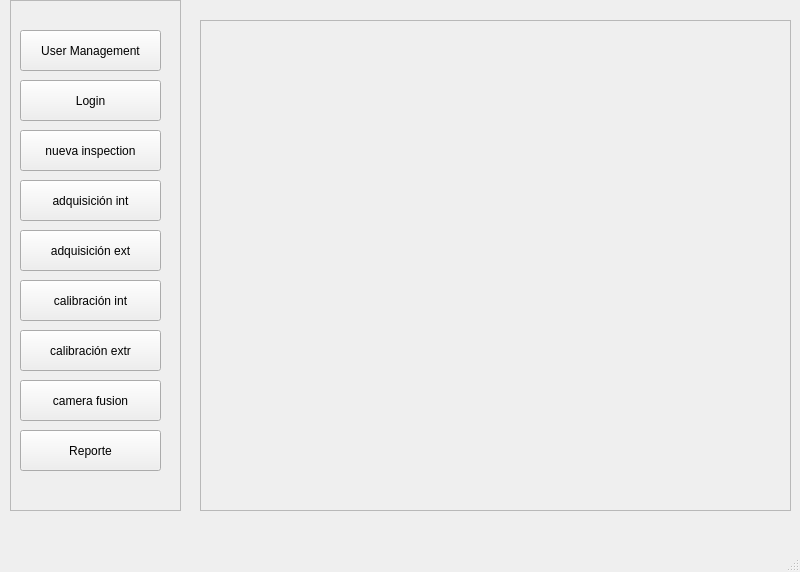
This is src/views/inspection.ui in Jjat00/Deptherm-Inspection as Qt 5 draws it before an edit. The edited form follows.
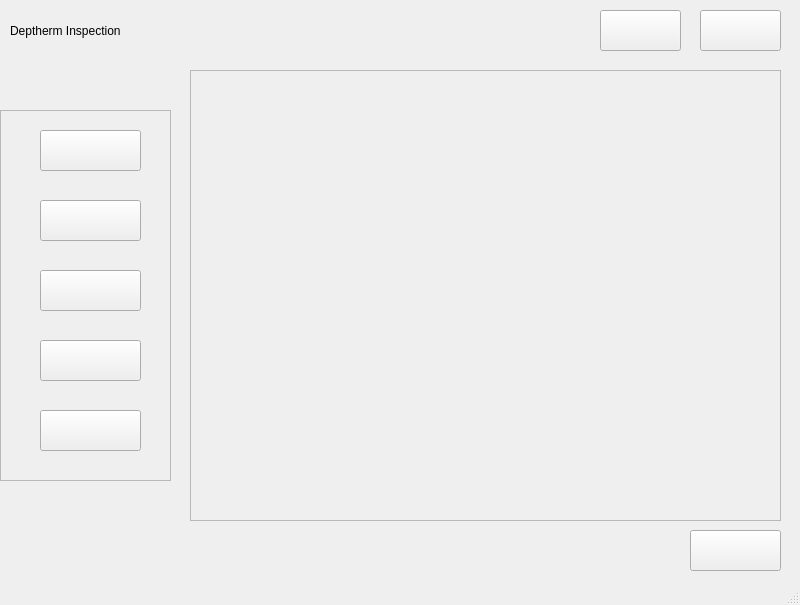
This is the edited form.

Commit message: add controller user management

```diff
--- a/src/views/inspection.ui
+++ b/src/views/inspection.ui
@@ -7,7 +7,7 @@
     <x>0</x>
     <y>0</y>
     <width>800</width>
-    <height>572</height>
+    <height>605</height>
    </rect>
   </property>
   <property name="windowTitle">
@@ -17,10 +17,10 @@
    <widget class="QFrame" name="frame">
     <property name="geometry">
      <rect>
-      <x>10</x>
-      <y>0</y>
+      <x>0</x>
+      <y>110</y>
       <width>171</width>
-      <height>511</height>
+      <height>371</height>
      </rect>
     </property>
     <property name="frameShape">
@@ -32,128 +32,76 @@
     <widget class="QPushButton" name="pushButton">
      <property name="geometry">
       <rect>
-       <x>10</x>
-       <y>130</y>
-       <width>141</width>
+       <x>40</x>
+       <y>20</y>
+       <width>101</width>
        <height>41</height>
       </rect>
      </property>
      <property name="text">
-      <string>nueva inspection</string>
+      <string/>
      </property>
     </widget>
     <widget class="QPushButton" name="pushButton_2">
      <property name="geometry">
       <rect>
-       <x>10</x>
-       <y>180</y>
-       <width>141</width>
+       <x>40</x>
+       <y>90</y>
+       <width>101</width>
        <height>41</height>
       </rect>
      </property>
      <property name="text">
-      <string>adquisición int</string>
+      <string/>
      </property>
     </widget>
     <widget class="QPushButton" name="pushButton_3">
      <property name="geometry">
       <rect>
-       <x>10</x>
+       <x>40</x>
+       <y>160</y>
+       <width>101</width>
+       <height>41</height>
+      </rect>
+     </property>
+     <property name="text">
+      <string/>
+     </property>
+    </widget>
+    <widget class="QPushButton" name="buttonCameraFusion">
+     <property name="geometry">
+      <rect>
+       <x>40</x>
        <y>230</y>
-       <width>141</width>
+       <width>101</width>
        <height>41</height>
       </rect>
      </property>
      <property name="text">
-      <string>adquisición ext</string>
-     </property>
-    </widget>
-    <widget class="QPushButton" name="pushButton_4">
-     <property name="geometry">
-      <rect>
-       <x>10</x>
-       <y>280</y>
-       <width>141</width>
-       <height>41</height>
-      </rect>
-     </property>
-     <property name="text">
-      <string>calibración int</string>
-     </property>
-    </widget>
-    <widget class="QPushButton" name="pushButton_5">
-     <property name="geometry">
-      <rect>
-       <x>10</x>
-       <y>330</y>
-       <width>141</width>
-       <height>41</height>
-      </rect>
-     </property>
-     <property name="text">
-      <string>calibración extr</string>
-     </property>
-    </widget>
-    <widget class="QPushButton" name="pushButton_6">
-     <property name="geometry">
-      <rect>
-       <x>10</x>
-       <y>380</y>
-       <width>141</width>
-       <height>41</height>
-      </rect>
-     </property>
-     <property name="text">
-      <string>camera fusion</string>
+      <string/>
      </property>
     </widget>
     <widget class="QPushButton" name="pushButton_7">
      <property name="geometry">
       <rect>
-       <x>10</x>
-       <y>430</y>
-       <width>141</width>
+       <x>40</x>
+       <y>300</y>
+       <width>101</width>
        <height>41</height>
       </rect>
      </property>
      <property name="text">
-      <string>Reporte</string>
-     </property>
-    </widget>
-    <widget class="QPushButton" name="pushButton_8">
-     <property name="geometry">
-      <rect>
-       <x>10</x>
-       <y>80</y>
-       <width>141</width>
-       <height>41</height>
-      </rect>
-     </property>
-     <property name="text">
-      <string>Login</string>
-     </property>
-    </widget>
-    <widget class="QPushButton" name="pushButton_9">
-     <property name="geometry">
-      <rect>
-       <x>10</x>
-       <y>30</y>
-       <width>141</width>
-       <height>41</height>
-      </rect>
-     </property>
-     <property name="text">
-      <string>User Management</string>
+      <string/>
      </property>
     </widget>
    </widget>
    <widget class="QFrame" name="frameWorkspace">
     <property name="geometry">
      <rect>
-      <x>200</x>
-      <y>20</y>
+      <x>190</x>
+      <y>70</y>
       <width>591</width>
-      <height>491</height>
+      <height>451</height>
      </rect>
     </property>
     <property name="frameShape">
@@ -165,15 +113,67 @@
     <widget class="QWidget" name="verticalLayoutWidget">
      <property name="geometry">
       <rect>
-       <x>50</x>
-       <y>90</y>
-       <width>481</width>
-       <height>301</height>
+       <x>30</x>
+       <y>30</y>
+       <width>521</width>
+       <height>401</height>
       </rect>
      </property>
      <layout class="QVBoxLayout" name="layoutWorkspace"/>
     </widget>
    </widget>
+   <widget class="QPushButton" name="buttonLogin">
+    <property name="geometry">
+     <rect>
+      <x>700</x>
+      <y>10</y>
+      <width>81</width>
+      <height>41</height>
+     </rect>
+    </property>
+    <property name="text">
+     <string/>
+    </property>
+   </widget>
+   <widget class="QPushButton" name="buttonUserManage">
+    <property name="geometry">
+     <rect>
+      <x>600</x>
+      <y>10</y>
+      <width>81</width>
+      <height>41</height>
+     </rect>
+    </property>
+    <property name="text">
+     <string/>
+    </property>
+   </widget>
+   <widget class="QLabel" name="labelHeader">
+    <property name="geometry">
+     <rect>
+      <x>10</x>
+      <y>10</y>
+      <width>481</width>
+      <height>41</height>
+     </rect>
+    </property>
+    <property name="text">
+     <string>Deptherm Inspection</string>
+    </property>
+   </widget>
+   <widget class="QPushButton" name="buttonClear">
+    <property name="geometry">
+     <rect>
+      <x>690</x>
+      <y>530</y>
+      <width>91</width>
+      <height>41</height>
+     </rect>
+    </property>
+    <property name="text">
+     <string/>
+    </property>
+   </widget>
   </widget>
   <widget class="QMenuBar" name="menubar">
    <property name="geometry">
```
Left out of the diff: 6 changed lines with no effect on the pictures. The commit also changes 38 other files.
